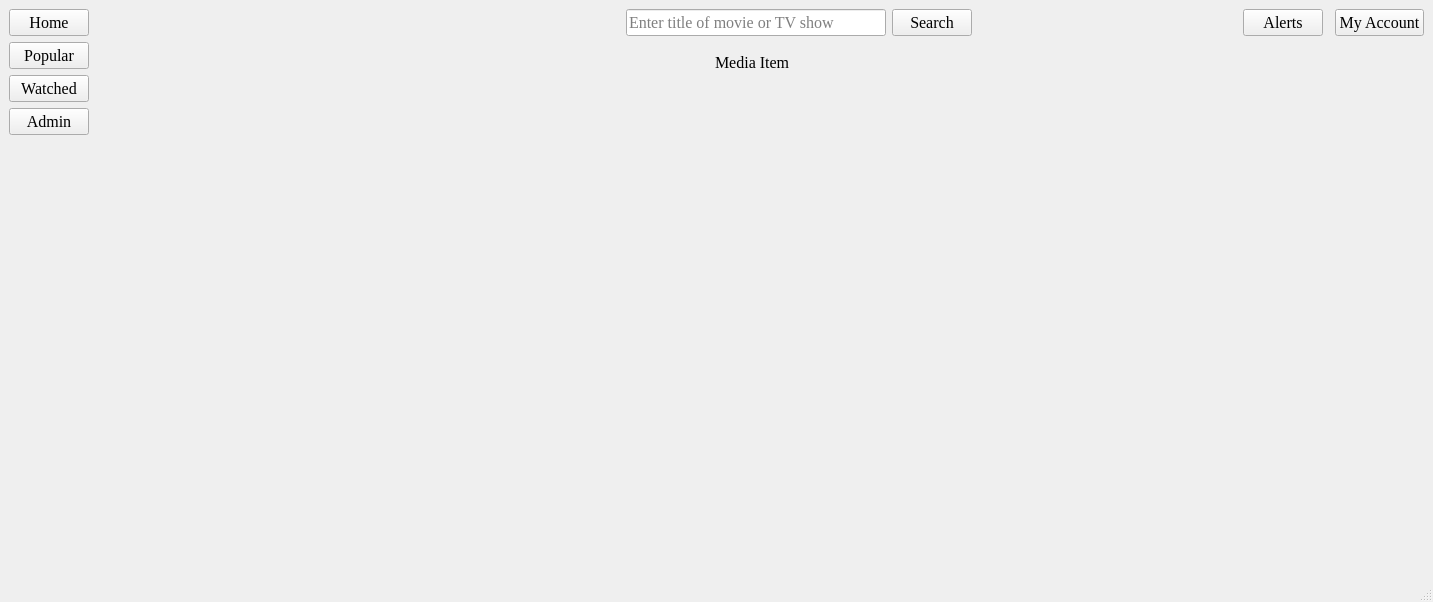
Old version of the form PlotTalk/Forms/dashboard.ui in the repository allanhaywood/CS441.
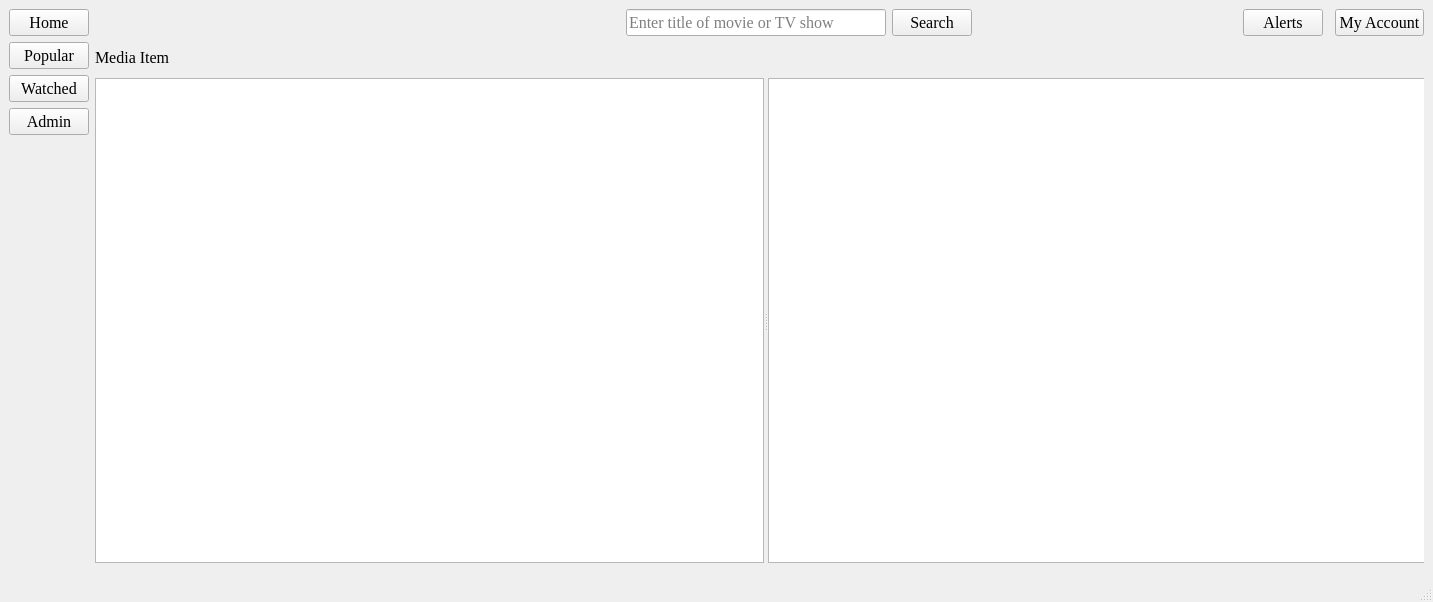
New version of the form. The open tabs and pages were chosen to show the change.

Commit message: NN-95 Made all current pages in the Dashboard have resizable panels with spliter. Made it so some of the pages start out with one panel larger than the other, so then when results are clicked on, it can resize when there is content displayed on right panel.

The edit to the form file:
```diff
--- a/PlotTalk/Forms/dashboard.ui
+++ b/PlotTalk/Forms/dashboard.ui
@@ -246,24 +246,45 @@
          </widget>
         </widget>
         <widget class="QWidget" name="page_5">
-         <widget class="QLabel" name="mediaItemText">
+         <widget class="QWidget" name="">
           <property name="geometry">
            <rect>
-            <x>620</x>
-            <y>10</y>
-            <width>91</width>
-            <height>20</height>
+            <x>0</x>
+            <y>0</y>
+            <width>1341</width>
+            <height>521</height>
            </rect>
           </property>
-          <property name="font">
-           <font>
-            <family>Georgia</family>
-            <pointsize>12</pointsize>
-           </font>
-          </property>
-          <property name="text">
-           <string>Media Item</string>
-          </property>
+          <layout class="QGridLayout" name="gridLayout_7">
+           <item row="0" column="0">
+            <widget class="QLabel" name="mediaItemText">
+             <property name="maximumSize">
+              <size>
+               <width>16777215</width>
+               <height>30</height>
+              </size>
+             </property>
+             <property name="font">
+              <font>
+               <family>Georgia</family>
+               <pointsize>12</pointsize>
+              </font>
+             </property>
+             <property name="text">
+              <string>Media Item</string>
+             </property>
+            </widget>
+           </item>
+           <item row="1" column="0">
+            <widget class="QSplitter" name="splitter_mediaInfoPage">
+             <property name="orientation">
+              <enum>Qt::Horizontal</enum>
+             </property>
+             <widget class="QListWidget" name="mediaNameList"/>
+             <widget class="QListWidget" name="mediaInfoList"/>
+            </widget>
+           </item>
+          </layout>
          </widget>
         </widget>
         <widget class="QWidget" name="page_6">
```
Left out of the diff: 101 changed lines with no effect on the pictures. The commit also changes 2 other files.
